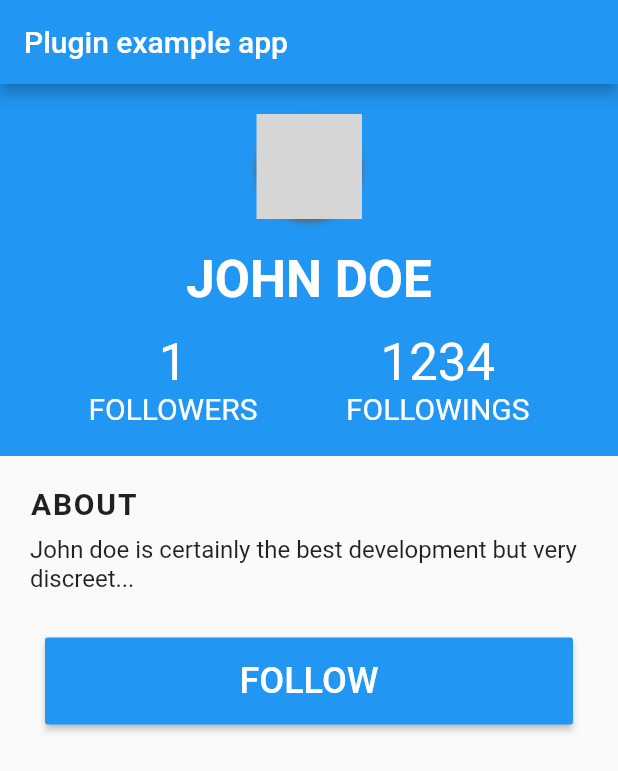
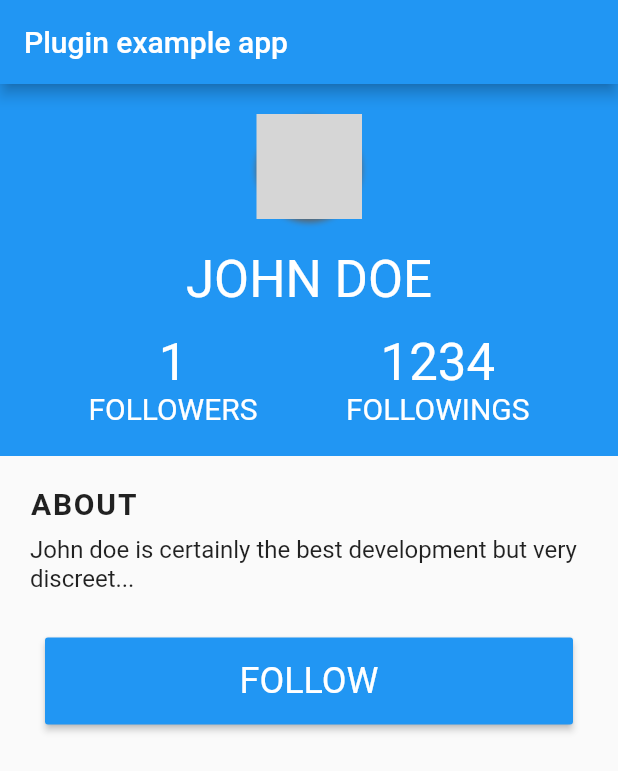
Before and after one commit to bynicodevelop/flutter_profile_card, a Flutter app: the screen it shows after launch, on a phone screen of 412 x 824 dp. Shown: the top 771 px of the screen. Run offline on Flutter 3.47's test engine with Material 2 defaults, Android fonts, the phone set to English and light mode, and no system bars; our stand-ins replace flutter_spinkit; missing offline and left inert: flutter_mobile_camera, flutter_models, flutter_profile_avatar; grey boxes are pictures that could not be loaded.

Commit message:
Optimized follow button on small screens

```diff
--- a/lib/flutter_profile_card.dart
+++ b/lib/flutter_profile_card.dart
@@ -70,11 +70,9 @@ class _ProfileCardState extends State<ProfileCard> {
               ),
               Text(
                 widget.profile.username.toUpperCase(),
-                style: TextStyle(
-                  color: Colors.white,
-                  fontWeight: FontWeight.w600,
-                  fontSize: Theme.of(context).textTheme.headline4.fontSize,
-                ),
+                style: Theme.of(context).textTheme.headline4.copyWith(
+                      color: Colors.white,
+                    ),
               ),
               Padding(
                 padding: const EdgeInsets.only(
@@ -142,7 +140,6 @@ class _ProfileCardState extends State<ProfileCard> {
                 child: RaisedButton(
                   padding: const EdgeInsets.symmetric(
                     vertical: 15.0,
-                    horizontal: 100.0,
                   ),
                   color: !widget.profile.isFollow
                       ? Theme.of(context).primaryColor
@@ -159,12 +156,16 @@ class _ProfileCardState extends State<ProfileCard> {
                           !widget.profile.isFollow
                               ? widget.followLabel.toUpperCase()
                               : widget.unfollowLabel.toUpperCase(),
-                          style: TextStyle(
-                            fontSize:
-                                Theme.of(context).textTheme.headline5.fontSize,
-                            color: Colors.white,
-                          ),
-                        )
+                          style: Theme.of(context).textTheme.headline5.copyWith(
+                                color: Colors.white,
+                              )
+
+                          // TextStyle(
+                          //   fontSize:
+                          //       Theme.of(context).textTheme.headline5.fontSize,
+                          //   color: Colors.white,
+                          // ),
+                          )
                       : SizedBox(
                           height:
                               Theme.of(context).textTheme.headline5.fontSize +
```
